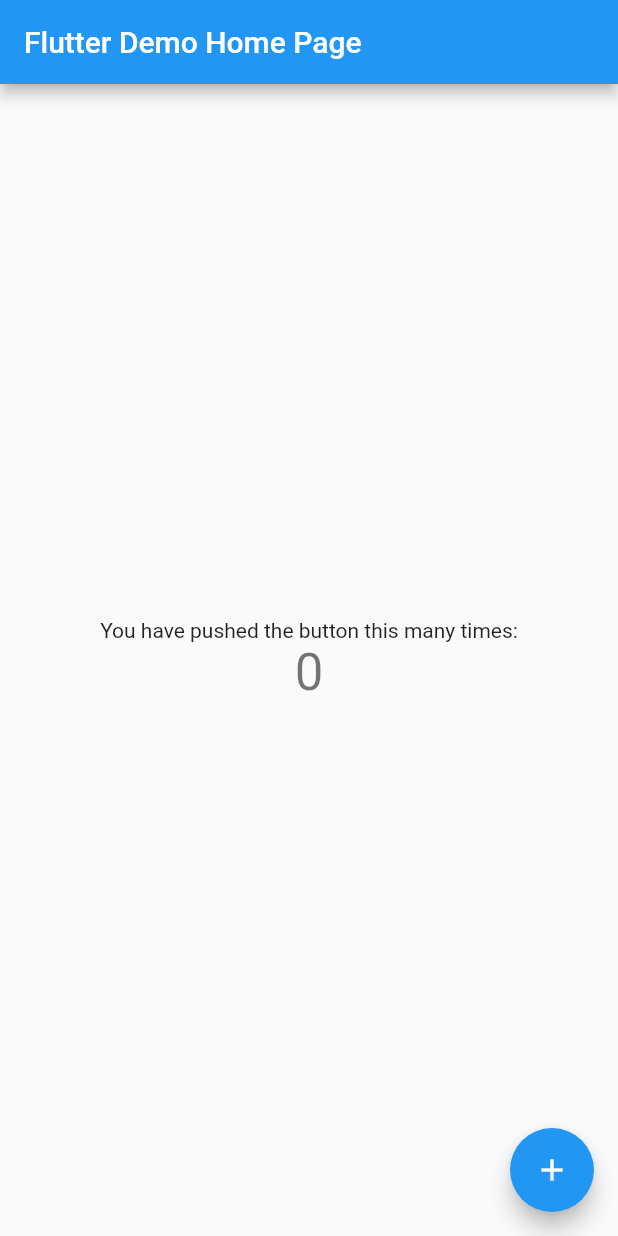
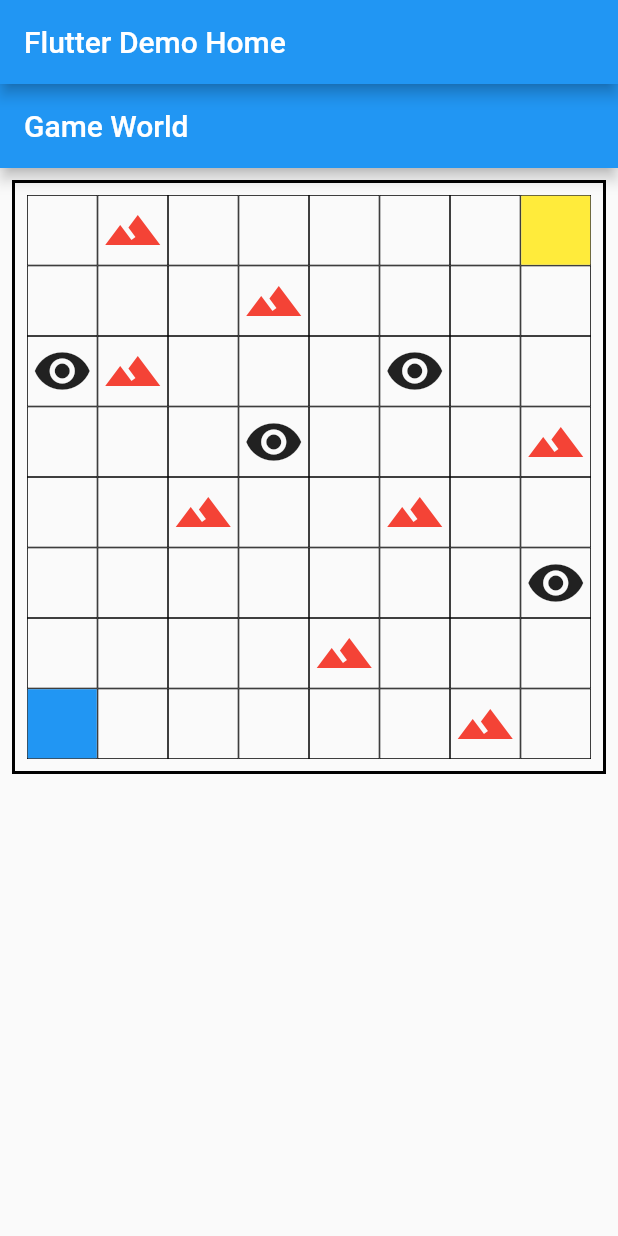
Before and after one commit to a6you/wordsearch, a Flutter app: the screen it shows after launch, on a phone screen of 412 x 824 dp. Run offline on Flutter 3.47's test engine with Material 2 defaults, Android fonts, the phone set to English and light mode, and no system bars.

```diff
--- /dev/null
+++ b/wordsearch/lib/grid.dart
@@ -0,0 +1,100 @@
+import 'package:flutter/material.dart';
+
+List<List<String>> gridState = [
+  ['', 'T', '', '', '', '', '', 'P2'],
+  ['', '', '', 'T', '', '', '', ''],
+  ['B', 'T', '', '', '', 'B', '', ''],
+  ['', '', '', 'B', '', '', '', 'T'],
+  ['', '', 'T', '', '', 'T', '', ''],
+  ['', '', '', '', '', '', '', 'B'],
+  ['', '', '', '', 'T', '', '', ''],
+  ['P1', '', '', '', '', '', 'T', ''],
+];
+
+class Board extends StatefulWidget {
+  @override
+  _State createState() => _State();
+}
+
+class _State extends State<Board> {
+  @override
+  Widget build(BuildContext context) {
+    return Scaffold(
+      appBar: AppBar(
+        title: Text('Game World'),
+      ),
+      body: _buildGameBody(),
+    );
+  }
+
+  Widget _buildGameBody() {
+    int gridStateLength = gridState.length;
+    return Column(children: <Widget>[
+      AspectRatio(
+        aspectRatio: 1.0,
+        child: Container(
+          padding: const EdgeInsets.all(8.0),
+          margin: const EdgeInsets.all(8.0),
+          decoration: BoxDecoration(
+              border: Border.all(color: Colors.black, width: 2.0)),
+          child: GridView.builder(
+            gridDelegate: SliverGridDelegateWithFixedCrossAxisCount(
+              crossAxisCount: gridStateLength,
+            ),
+            itemBuilder: _buildGridItems,
+            itemCount: gridStateLength * gridStateLength,
+          ),
+        ),
+      ),
+    ]);
+  }
+
+  Widget _buildGridItems(BuildContext context, int index) {
+    int gridStateLength = gridState.length;
+    int x, y = 0;
+    x = (index / gridStateLength).floor();
+    y = (index % gridStateLength);
+    return GestureDetector(
+      //onTap: () => _gridItemTapped(x, y),
+      child: GridTile(
+        child: Container(
+          decoration: BoxDecoration(
+              border: Border.all(color: Colors.black, width: 0.5)),
+          child: Center(
+            child: _buildGridItem(x, y),
+          ),
+        ),
+      ),
+    );
+  }
+
+  Widget _buildGridItem(int x, int y) {
+    switch (gridState[x][y]) {
+      case '':
+        return Text('');
+        break;
+      case 'P1':
+        return Container(
+          color: Colors.blue,
+        );
+        break;
+      case 'P2':
+        return Container(
+          color: Colors.yellow,
+        );
+        break;
+      case 'T':
+        return Icon(
+          Icons.terrain,
+          size: 40.0,
+          color: Colors.red,
+        );
+        break;
+      case 'B':
+        return Icon(Icons.remove_red_eye, size: 40.0);
+        break;
+      default:
+        return Text(gridState[x][y].toString());
+    }
+  }
+}
--- a/wordsearch/lib/main.dart
+++ b/wordsearch/lib/main.dart
@@ -1,4 +1,5 @@
 import 'package:flutter/material.dart';
+import 'grid.dart';
 
 void main() {
   runApp(MyApp());
@@ -26,7 +27,7 @@ class MyApp extends StatelessWidget {
         // closer together (more dense) than on mobile platforms.
         visualDensity: VisualDensity.adaptivePlatformDensity,
       ),
-      home: MyHomePage(title: 'Flutter Demo Home Page'),
+      home: MyHomePage(title: 'Flutter Demo Home'),
     );
   }
 }
@@ -77,41 +78,8 @@ class _MyHomePageState extends State<MyHomePage> {
         // the App.build method, and use it to set our appbar title.
         title: Text(widget.title),
       ),
-      body: Center(
-        // Center is a layout widget. It takes a single child and positions it
-        // in the middle of the parent.
-        child: Column(
-          // Column is also a layout widget. It takes a list of children and
-          // arranges them vertically. By default, it sizes itself to fit its
-          // children horizontally, and tries to be as tall as its parent.
-          //
-          // Invoke "debug painting" (press "p" in the console, choose the
-          // "Toggle Debug Paint" action from the Flutter Inspector in Android
-          // Studio, or the "Toggle Debug Paint" command in Visual Studio Code)
-          // to see the wireframe for each widget.
-          //
-          // Column has various properties to control how it sizes itself and
-          // how it positions its children. Here we use mainAxisAlignment to
-          // center the children vertically; the main axis here is the vertical
-          // axis because Columns are vertical (the cross axis would be
-          // horizontal).
-          mainAxisAlignment: MainAxisAlignment.center,
-          children: <Widget>[
-            Text(
-              'You have pushed the button this many times:',
-            ),
-            Text(
-              '$_counter',
-              style: Theme.of(context).textTheme.headline4,
-            ),
-          ],
-        ),
-      ),
-      floatingActionButton: FloatingActionButton(
-        onPressed: _incrementCounter,
-        tooltip: 'Increment',
-        child: Icon(Icons.add),
-      ), // This trailing comma makes auto-formatting nicer for build methods.
+      body:
+          Board(), // This trailing comma makes auto-formatting nicer for build methods.
     );
   }
 }
```
